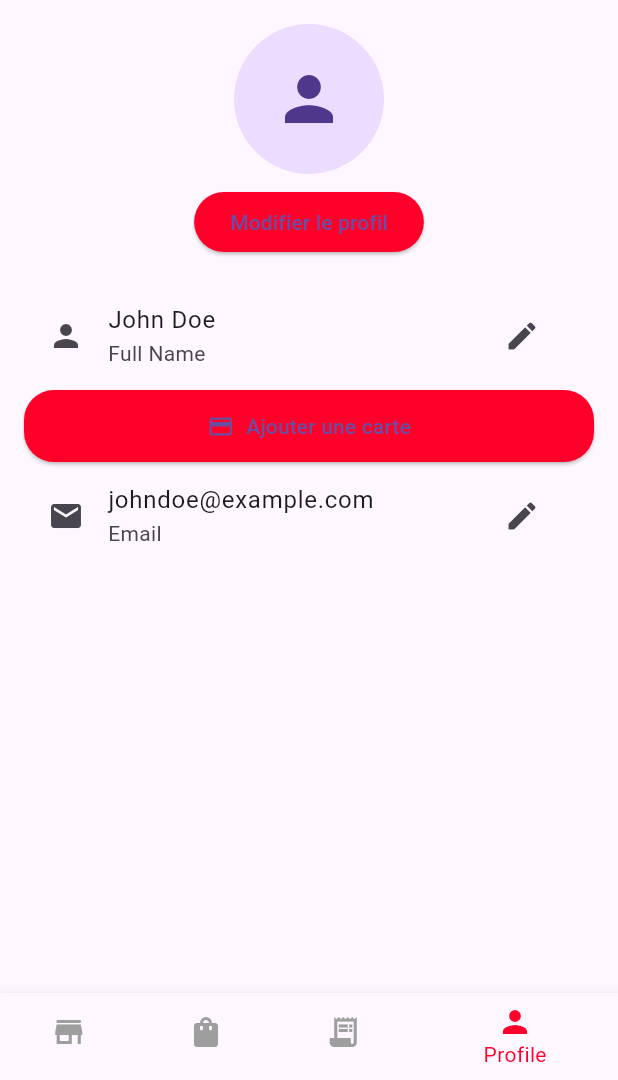
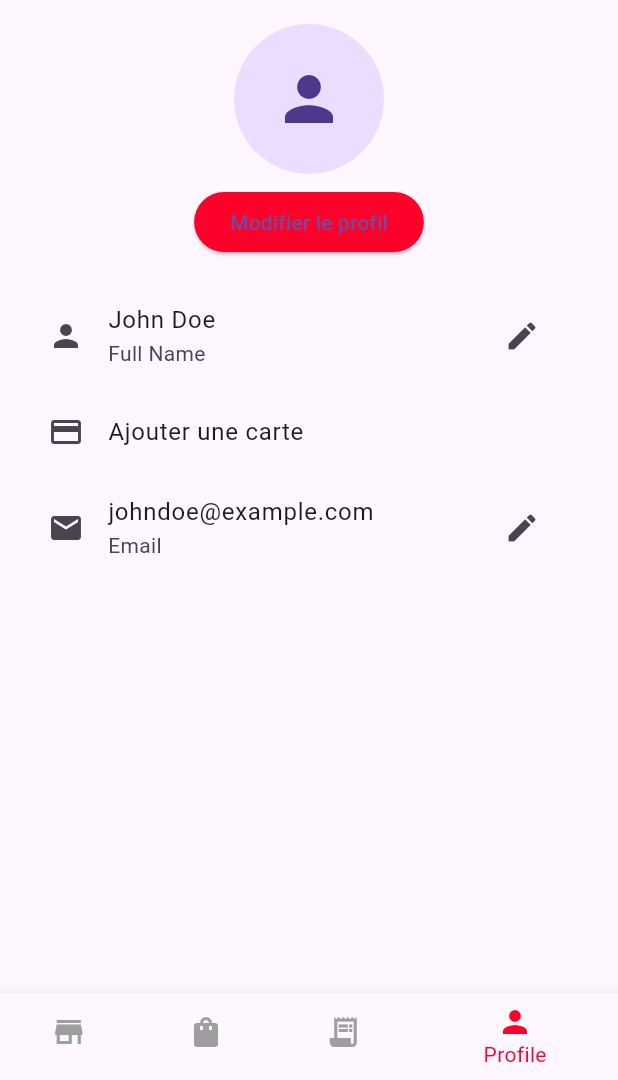
Before and after one commit to koda41518/flutter-order-app, a Flutter app: the screen it shows after launch, item 4 of the bottom bar chosen, on a phone screen of 412 x 824 dp, the part 156-1236 px from its top. Run offline on Flutter 3.47's test engine with Material 3 defaults, Android fonts, the phone set to English and light mode, and no system bars; our stand-ins replace image_picker; network calls fail.

Commit message:
nouvel modi carte-

```diff
--- a/lib/screens/profile_screen.dart
+++ b/lib/screens/profile_screen.dart
@@ -92,20 +92,15 @@ class _AccountTabState extends State<_AccountTab> {
             }),
           ),
         ),
-        ElevatedButton.icon(
-          onPressed: () {
+        ListTile(
+          leading: const Icon(Icons.credit_card),
+          title: const Text('Ajouter une carte'),
+          onTap: () {
             Navigator.push(
               context,
               MaterialPageRoute(builder: (_) => const AddCardScreen()),
             );
           },
-          icon: const Icon(Icons.credit_card),
-          label: const Text('Ajouter une carte'),
-          style: ElevatedButton.styleFrom(
-            backgroundColor: const Color(0xFFFF002B),
-            shape: RoundedRectangleBorder(borderRadius: BorderRadius.circular(20)),
-            padding: const EdgeInsets.symmetric(horizontal: 24, vertical: 14),
-          ),
         ),
         ListTile(
           leading: const Icon(Icons.email),
@@ -233,7 +228,7 @@ class _AppInfoTab extends StatelessWidget {
         ListTile(
           leading: const Icon(Icons.support_agent),
           title: const Text('Support'),
-          onTap: () {/* TODO: navigate */},
+          onTap: () {},
         ),
         ListTile(
           leading: const Icon(Icons.privacy_tip),
```
